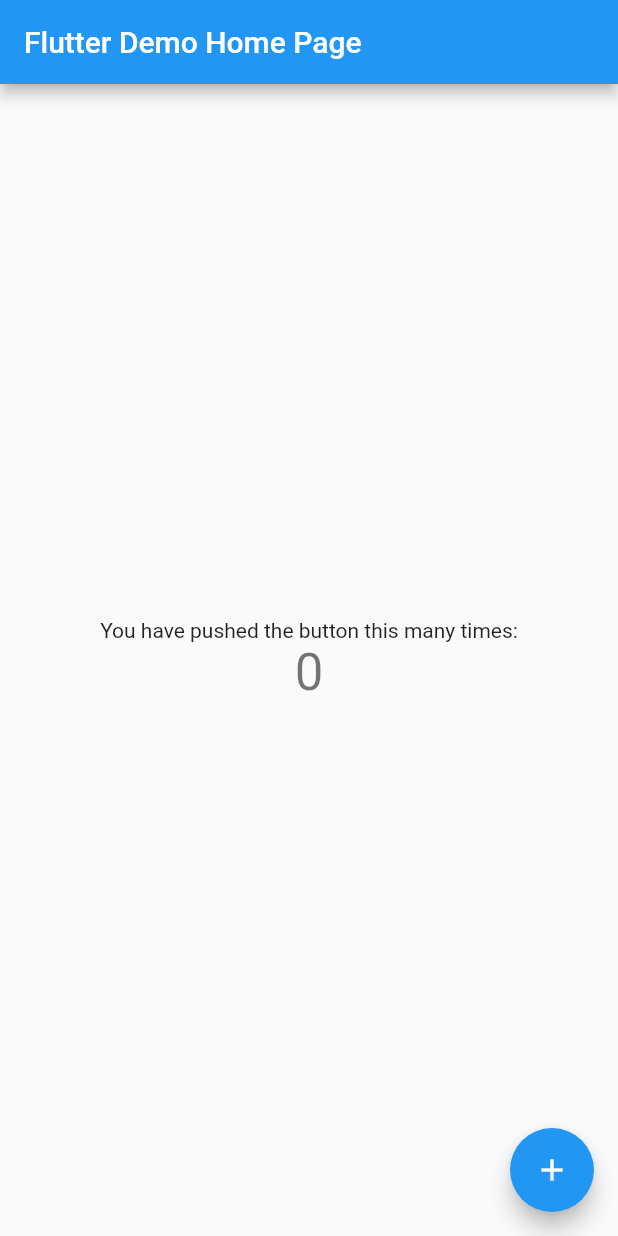
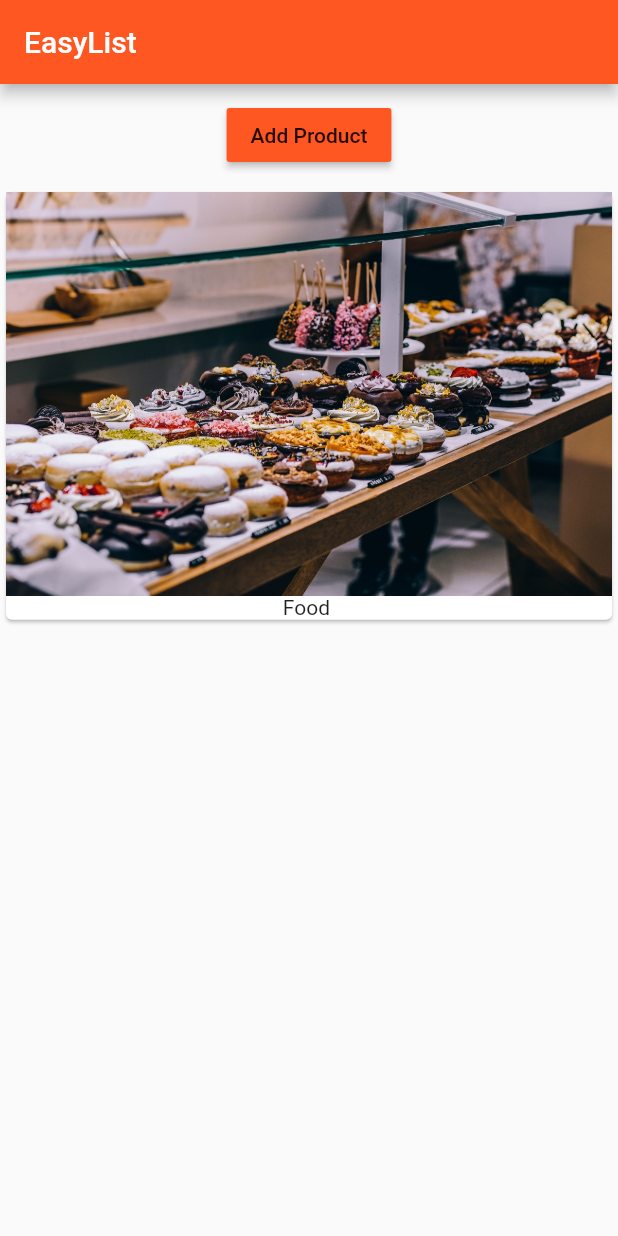
Before and after one commit to luisbastir/flutter_easy_list, a Flutter app: the screen it shows after launch, on a phone screen of 412 x 824 dp. Run offline on Flutter 3.47's test engine with Material 2 defaults, Android fonts, the phone set to English and light mode, and no system bars.

Commit message:
diving into the basics

```diff
--- a/lib/main.dart
+++ b/lib/main.dart
@@ -1,109 +1,23 @@
 import 'package:flutter/material.dart';
 
-void main() => runApp(new MyApp());
+import "./product_manager.dart";
+
+void main() => runApp(MyApp());
 
 class MyApp extends StatelessWidget {
-  // This widget is the root of your application.
   @override
   Widget build(BuildContext context) {
-    return new MaterialApp(
-      title: 'Flutter Demo',
-      theme: new ThemeData(
-        // This is the theme of your application.
-        //
-        // Try running your application with "flutter run". You'll see the
-        // application has a blue toolbar. Then, without quitting the app, try
-        // changing the primarySwatch below to Colors.green and then invoke
-        // "hot reload" (press "r" in the console where you ran "flutter run",
-        // or press Run > Flutter Hot Reload in IntelliJ). Notice that the
-        // counter didn't reset back to zero; the application is not restarted.
-        primarySwatch: Colors.blue,
+    return MaterialApp(
+      theme: ThemeData(
+          brightness: Brightness.light,
+          primarySwatch: Colors.deepOrange,
+          accentColor: Colors.purple),
+      home: Scaffold(
+        appBar: AppBar(
+          title: Text('EasyList'),
+        ),
+        body: ProductManager(startingProduct: "Food "),
       ),
-      home: new MyHomePage(title: 'Flutter Demo Home Page'),
     );
   }
 }
-
-class MyHomePage extends StatefulWidget {
-  MyHomePage({Key key, this.title}) : super(key: key);
-
-  // This widget is the home page of your application. It is stateful, meaning
-  // that it has a State object (defined below) that contains fields that affect
-  // how it looks.
-
-  // This class is the configuration for the state. It holds the values (in this
-  // case the title) provided by the parent (in this case the App widget) and
-  // used by the build method of the State. Fields in a Widget subclass are
-  // always marked "final".
-
-  final String title;
-
-  @override
-  _MyHomePageState createState() => new _MyHomePageState();
-}
-
-class _MyHomePageState extends State<MyHomePage> {
-  int _counter = 0;
-
-  void _incrementCounter() {
-    setState(() {
-      // This call to setState tells the Flutter framework that something has
-      // changed in this State, which causes it to rerun the build method below
-      // so that the display can reflect the updated values. If we changed
-      // _counter without calling setState(), then the build method would not be
-      // called again, and so nothing would appear to happen.
-      _counter++;
-    });
-  }
-
-  @override
-  Widget build(BuildContext context) {
-    // This method is rerun every time setState is called, for instance as done
-    // by the _incrementCounter method above.
-    //
-    // The Flutter framework has been optimized to make rerunning build methods
-    // fast, so that you can just rebuild anything that needs updating rather
-    // than having to individually change instances of widgets.
-    return new Scaffold(
-      appBar: new AppBar(
-        // Here we take the value from the MyHomePage object that was created by
-        // the App.build method, and use it to set our appbar title.
-        title: new Text(widget.title),
-      ),
-      body: new Center(
-        // Center is a layout widget. It takes a single child and positions it
-        // in the middle of the parent.
-        child: new Column(
-          // Column is also layout widget. It takes a list of children and
-          // arranges them vertically. By default, it sizes itself to fit its
-          // children horizontally, and tries to be as tall as its parent.
-          //
-          // Invoke "debug paint" (press "p" in the console where you ran
-          // "flutter run", or select "Toggle Debug Paint" from the Flutter tool
-          // window in IntelliJ) to see the wireframe for each widget.
-          //
-          // Column has various properties to control how it sizes itself and
-          // how it positions its children. Here we use mainAxisAlignment to
-          // center the children vertically; the main axis here is the vertical
-          // axis because Columns are vertical (the cross axis would be
-          // horizontal).
-          mainAxisAlignment: MainAxisAlignment.center,
-          children: <Widget>[
-            new Text(
-              'You have pushed the button this many times:',
-            ),
-            new Text(
-              '$_counter',
-              style: Theme.of(context).textTheme.display1,
-            ),
-          ],
-        ),
-      ),
-      floatingActionButton: new FloatingActionButton(
-        onPressed: _incrementCounter,
-        tooltip: 'Increment',
-        child: new Icon(Icons.add),
-      ), // This trailing comma makes auto-formatting nicer for build methods.
-    );
-  }
-}
--- /dev/null
+++ b/lib/product_control.dart
@@ -0,0 +1,17 @@
+import "package:flutter/material.dart";
+
+class ProductControl extends StatelessWidget {
+  final Function addProduct;
+
+  ProductControl(this.addProduct);
+
+  @override
+  Widget build(BuildContext context) {
+    return RaisedButton(
+        color: Theme.of(context).primaryColor,
+        onPressed: () {
+          addProduct("Sweets");
+        },
+        child: Text("Add Product"));
+  }
+}
--- /dev/null
+++ b/lib/product_manager.dart
@@ -0,0 +1,46 @@
+import "package:flutter/material.dart";
+
+import "./products.dart";
+import "./product_control.dart";
+
+class ProductManager extends StatefulWidget {
+  final String startingProduct;
+
+  ProductManager({this.startingProduct});
+
+  @override
+  State<StatefulWidget> createState() {
+    // TODO: implement createState
+    return _ProductManagerState();
+  }
+}
+
+class _ProductManagerState extends State<ProductManager> {
+  List<String> _products = [];
+
+  @override
+  void initState() {
+    super.initState();
+    _products.add(widget.startingProduct);
+  }
+
+  void _addProduct(String product) {
+    setState(() {
+      _products.add(product);
+    });
+  }
+
+  @override
+  Widget build(BuildContext context) {
+    // TODO: implement build
+    return Column(
+      children: [
+        Container(
+          margin: EdgeInsets.all(10.0),
+          child: ProductControl(_addProduct),
+        ),
+        Products(_products)
+      ],
+    );
+  }
+}
--- /dev/null
+++ b/lib/products.dart
@@ -0,0 +1,25 @@
+import "package:flutter/material.dart";
+
+class Products extends StatelessWidget {
+  final List<String> products;
+
+  Products([this.products = const []]) {
+    print("[Products Widget] Constructor");
+  }
+
+  @override
+  Widget build(BuildContext context) {
+    print("[Products Widget] Build");
+    return Column(
+        children: products
+            .map((element) => Card(
+                  child: Column(
+                    children: <Widget>[
+                      Image.asset("assets/food.jpg"),
+                      Text(element)
+                    ],
+                  ),
+                ))
+            .toList());
+  }
+}
--- a/pubspec.yaml
+++ b/pubspec.yaml
@@ -37,7 +37,8 @@ flutter:
   uses-material-design: true
 
   # To add assets to your application, add an assets section, like this:
-  # assets:
+  assets:
+    - assets/food.jpg
   #  - images/a_dot_burr.jpeg
   #  - images/a_dot_ham.jpeg
 
```
Also changed, not shown: assets/food.jpg (added), 1 other file.
